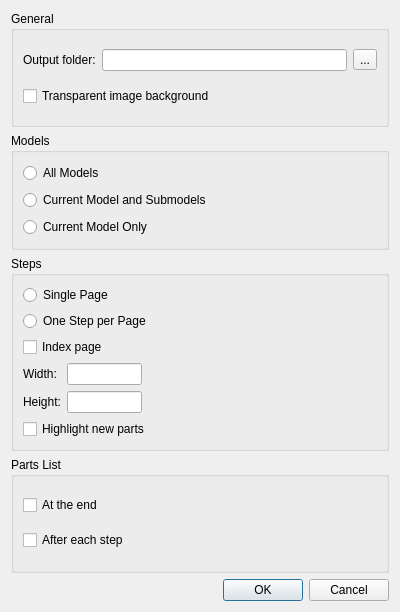
This is qt/lc_qhtmldialog.ui in leozide/leocad as Qt 5 draws it before an edit. The edited form follows.
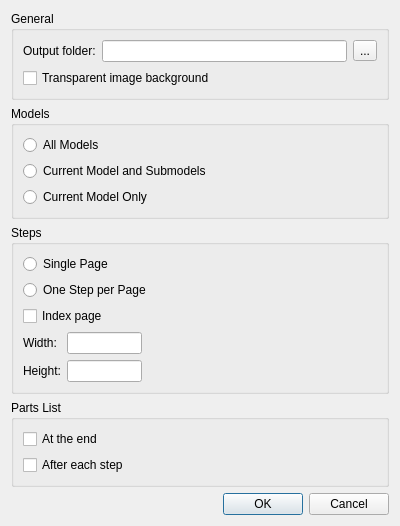
This is the edited form.

Commit message: Allow highlight color to be set by the user.

The edit to the form file:
```diff
--- a/qt/lc_qhtmldialog.ui
+++ b/qt/lc_qhtmldialog.ui
@@ -7,7 +7,7 @@
     <x>0</x>
     <y>0</y>
     <width>400</width>
-    <height>612</height>
+    <height>460</height>
    </rect>
   </property>
   <property name="sizePolicy">
@@ -163,13 +163,6 @@
         </property>
        </widget>
       </item>
-      <item row="5" column="0" colspan="2">
-       <widget class="QCheckBox" name="highlightNewParts">
-        <property name="text">
-         <string>Highlight new parts</string>
-        </property>
-       </widget>
-      </item>
      </layout>
     </widget>
    </item>
```
Left out of the diff: 1 changed line with no effect on the pictures. The commit also changes 17 other files.
